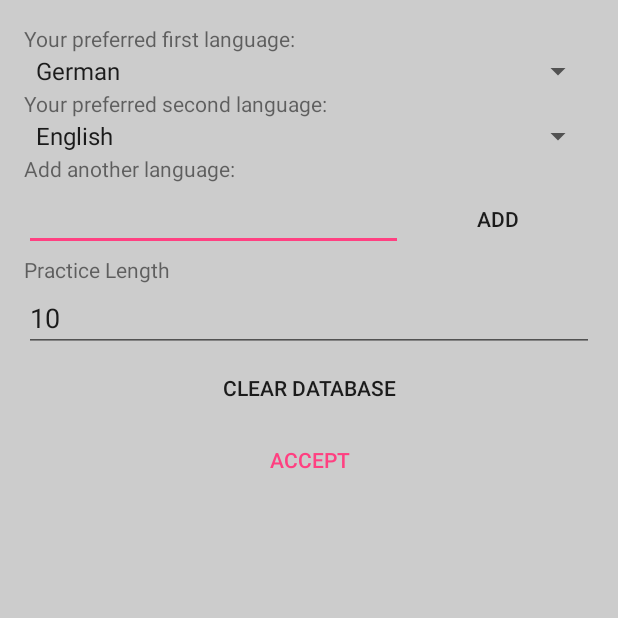
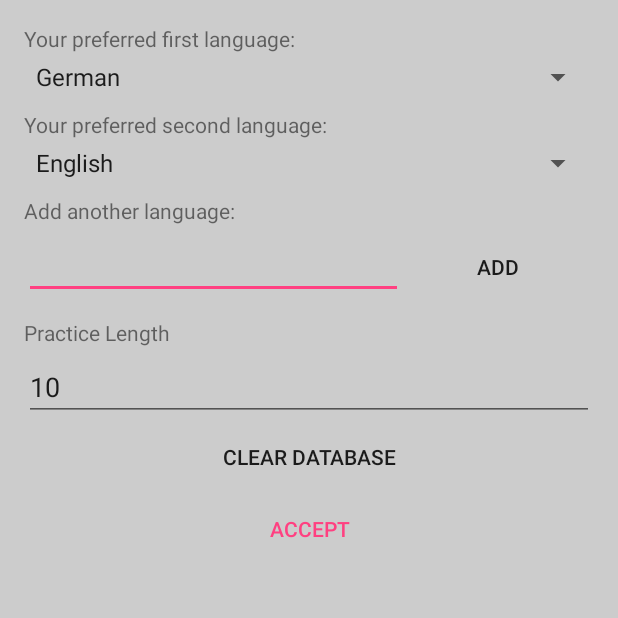
Before and after one commit to barisssss/BaSiVoc, an Android app: the OptionsActivity screen opened directly, with no data from a screen before it, on a phone screen of 412 x 824 dp, the top half of it. Run offline under Robolectric (Android 15) with nearby library versions, the phone set to English and light mode, and no system bars.

Commit message:
halts maul simon

```diff
--- a/app/src/main/java/com/bamon/basivoc/ListActivity.java
+++ b/app/src/main/java/com/bamon/basivoc/ListActivity.java
@@ -32,7 +32,6 @@ import java.util.List;
 
 public class ListActivity extends AppCompatActivity {
 
-    private ListAdapter la;
     DatabaseHelper db;
     List <VocabItem> vocList;
     SharedPreferences prefs;
@@ -77,6 +76,7 @@ public class ListActivity extends AppCompatActivity {
         {
             @Override
             public boolean onItemLongClick(AdapterView<?> parent, View view, int position, long id) {
+
                 return false;
             }
         });
--- a/app/src/main/java/com/bamon/basivoc/db/DatabaseHelper.java
+++ b/app/src/main/java/com/bamon/basivoc/db/DatabaseHelper.java
@@ -2,9 +2,12 @@ package com.bamon.basivoc.db;
 
 import android.content.ContentValues;
 import android.content.Context;
+import android.content.Intent;
 import android.database.Cursor;
 import android.database.sqlite.SQLiteDatabase;
 import android.database.sqlite.SQLiteOpenHelper;
+
+import com.bamon.basivoc.SplashActivity;
 
 import java.util.ArrayList;
 import java.util.List;
--- a/app/src/main/res/layout/activity_add_vocab.xml
+++ b/app/src/main/res/layout/activity_add_vocab.xml
@@ -3,6 +3,10 @@
     xmlns:tools="http://schemas.android.com/tools"
     android:layout_width="match_parent"
     android:layout_height="match_parent"
+    android:paddingBottom="@dimen/activity_vertical_margin"
+    android:paddingLeft="@dimen/activity_horizontal_margin"
+    android:paddingRight="@dimen/activity_horizontal_margin"
+    android:paddingTop="@dimen/activity_vertical_margin"
     tools:context="com.bamon.basivoc.AddVocabActivity">
 
     <EditText
--- a/app/src/main/res/layout/activity_options.xml
+++ b/app/src/main/res/layout/activity_options.xml
@@ -15,34 +15,40 @@
         android:id="@+id/labelForLang1"
         android:layout_width="match_parent"
         android:layout_height="wrap_content"
+        android:layout_marginBottom="4dp"
         android:text="@string/firstLangLabel" />
 
     <Spinner
         android:id="@+id/spinner_language1"
         android:layout_width="match_parent"
-        android:layout_height="wrap_content" />
+        android:layout_height="wrap_content"
+        android:layout_marginBottom="10dp"/>
 
     <TextView
         android:id="@+id/labelForLang2"
         android:layout_width="match_parent"
         android:layout_height="wrap_content"
+        android:layout_marginBottom="4dp"
         android:text="@string/secondLangLabel" />
 
     <Spinner
         android:id="@+id/spinner_language2"
         android:layout_width="match_parent"
+        android:layout_marginBottom="10dp"
         android:layout_height="wrap_content" />
 
     <TextView
         android:id="@+id/addLangText"
         android:layout_width="match_parent"
         android:layout_height="wrap_content"
-        android:text="@string/addLang"/>
+        android:text="@string/addLang"
+        android:layout_marginBottom="4dp"/>
 
     <LinearLayout
         android:layout_width="match_parent"
         android:layout_height="wrap_content"
-        android:orientation="horizontal">
+        android:orientation="horizontal"
+        android:layout_marginBottom="10dp">
 
         <EditText
             android:id="@+id/newLangET"
@@ -66,7 +72,8 @@
         android:text="@string/practice_length"
         android:layout_width="match_parent"
         android:layout_height="wrap_content"
-        android:id="@+id/practiceLength" />
+        android:id="@+id/practiceLength"
+        android:layout_marginBottom="4dp"/>
 
     <EditText
         android:layout_width="match_parent"
@@ -80,7 +87,8 @@
         android:layout_width="match_parent"
         android:layout_height="wrap_content"
         android:id="@+id/clearDatabase"
-        style="@style/Widget.AppCompat.Button.Borderless" />
+        style="@style/Widget.AppCompat.Button.Borderless"
+        android:onClick="clearDBPressed"/>
 
     <Button
         android:text="@string/accept"
--- a/app/src/main/res/values/strings.xml
+++ b/app/src/main/res/values/strings.xml
@@ -4,11 +4,11 @@
     <string name="practice">Practice</string>
     <string name="edit">Edit</string>
     <string name="list">List</string>
-    <string name="welcome">Welcome to our Vocabulary Trainer!</string>
+    <string name="welcome">Welcome to your Vocabulary Trainer!</string>
     <string name="sprache_2">Sprache 2</string>
     <string name="sprache_1">Sprache 1</string>
     <string name="add">Add</string>
-    <string name="greeting">Hey, this is your first time using your new Vocabulary Trainer!</string>
+    <string name="greeting">Hey, this is the first time using your new Vocabulary Trainer!</string>
     <string name="hint">Let\'s get started by selecting which languages you\'d like to practice first:</string>
     <string name="firstLangLabel">Your preferred first language:</string>
     <string name="secondLangLabel">Your preferred second language:</string>
```
Also changed, not shown: app/src/main/java/com/bamon/basivoc/OptionsActivity.java (+8 -0 lines), app/src/main/res/layout/activity_splash.xml (+15 -4 lines).
